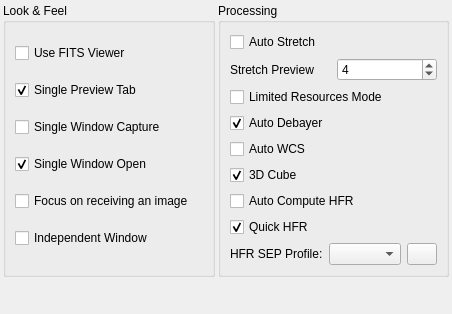
Qt form kstars/fitsviewer/opsfits.ui (KDE/kstars) before a commit.
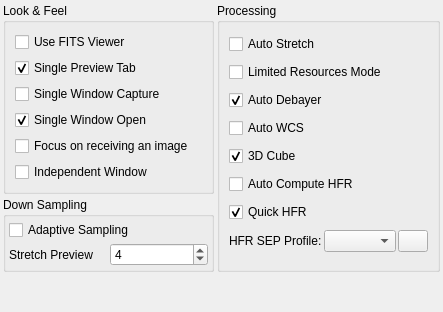
The same form after that commit.

Commit message: Add adaptive sampling as a possible solution to load large images in memory constrained systems

```diff
--- a/kstars/fitsviewer/opsfits.ui
+++ b/kstars/fitsviewer/opsfits.ui
@@ -6,11 +6,11 @@
    <rect>
     <x>0</x>
     <y>0</y>
-    <width>452</width>
-    <height>314</height>
+    <width>443</width>
+    <height>312</height>
    </rect>
   </property>
-  <layout class="QVBoxLayout" name="verticalLayout_3">
+  <layout class="QVBoxLayout" name="verticalLayout_4">
    <property name="spacing">
     <number>3</number>
    </property>
@@ -28,6 +28,14 @@
    </property>
    <item>
     <layout class="QHBoxLayout" name="horizontalLayout">
+     <property name="spacing">
+      <number>3</number>
+     </property>
+     <item>
+      <layout class="QVBoxLayout" name="verticalLayout_3">
+       <property name="spacing">
+        <number>3</number>
+       </property>
      <item>
       <widget class="QGroupBox" name="FITSViewerGroup">
        <property name="enabled">
@@ -122,24 +130,37 @@
       </widget>
      </item>
      <item>
-      <widget class="QGroupBox" name="groupBox">
+        <widget class="QGroupBox" name="groupBox_2">
        <property name="title">
-        <string>Processing</string>
-       </property>
-       <layout class="QVBoxLayout" name="verticalLayout">
-        <item>
-         <widget class="QCheckBox" name="kcfg_AutoStretch">
+          <string>Down Sampling</string>
+         </property>
+         <layout class="QGridLayout" name="gridLayout">
+          <property name="leftMargin">
+           <number>3</number>
+          </property>
+          <property name="topMargin">
+           <number>3</number>
+          </property>
+          <property name="rightMargin">
+           <number>3</number>
+          </property>
+          <property name="bottomMargin">
+           <number>3</number>
+          </property>
+          <property name="spacing">
+           <number>3</number>
+          </property>
+          <item row="0" column="0" colspan="2">
+           <widget class="QCheckBox" name="kcfg_AdaptiveSampling">
           <property name="toolTip">
            <string>Always apply auto stretch to images in FITS Viewer</string>
           </property>
           <property name="text">
-           <string>Auto Stretch</string>
+             <string>Adaptive Sampling</string>
           </property>
          </widget>
         </item>
-        <item>
-         <layout class="QHBoxLayout" name="horizontalLayoutStretch">
-          <item>
+          <item row="1" column="0">
            <widget class="QLabel" name="stretchPreviewSamplingLabel">
             <property name="toolTip">
              <string>Set the coarseness of the preview shown when sliding the fitsviewer's stretch parameter sliders. 1 is full resolution, but can be slow, 4 would be coarse resolution and fast.</string>
@@ -149,7 +170,7 @@
             </property>
            </widget>
           </item>
-          <item>
+          <item row="1" column="1">
             <widget class="QSpinBox" name="kcfg_StretchPreviewSampling">
              <property name="toolTip">
               <string>Set the coarseness of the preview shown when sliding the fitsviewer's stretch parameter sliders. 1 is full resolution, but can be slow, 4 would be coarse resolution and fast.</string>
@@ -166,6 +187,25 @@
             </widget>
           </item>
          </layout>
+        </widget>
+       </item>
+      </layout>
+     </item>
+     <item>
+      <widget class="QGroupBox" name="groupBox">
+       <property name="title">
+        <string>Processing</string>
+       </property>
+       <layout class="QVBoxLayout" name="verticalLayout">
+        <item>
+         <widget class="QCheckBox" name="kcfg_AutoStretch">
+          <property name="toolTip">
+           <string>Always apply auto stretch to images in FITS Viewer</string>
+          </property>
+          <property name="text">
+           <string>Auto Stretch</string>
+          </property>
+         </widget>
         </item>
         <item>
          <widget class="QCheckBox" name="kcfg_LimitedResourcesMode">
@@ -240,7 +280,10 @@
          </widget>
         </item>
         <item>
-         <layout class="QHBoxLayout" name="horizontalLayoutHFR">
+         <layout class="QHBoxLayout" name="horizontalLayout_2">
+          <property name="spacing">
+           <number>2</number>
+          </property>
           <item>
            <widget class="QLabel" name="hfrSepLabel">
             <property name="toolTip">
```
Left out of the diff: 2 changed lines with no effect on the pictures. Lines whose indentation alone changed are shown as unchanged. The commit also changes 7 other files.
